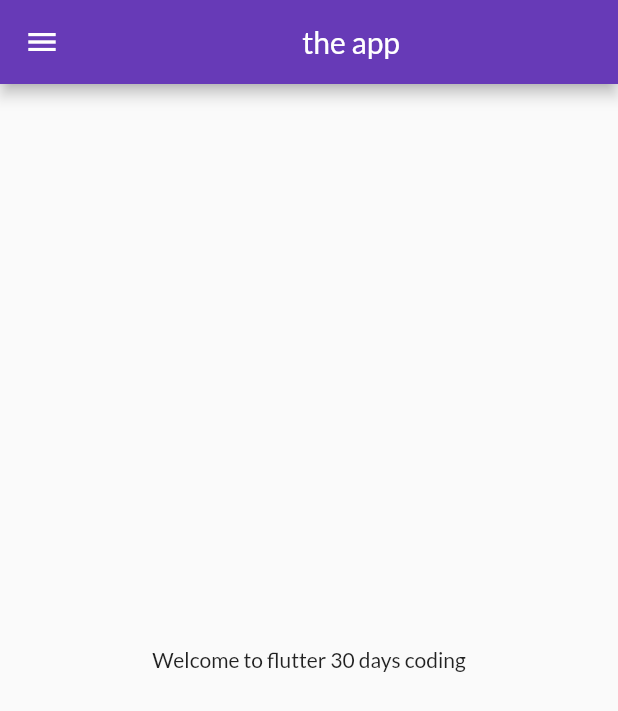
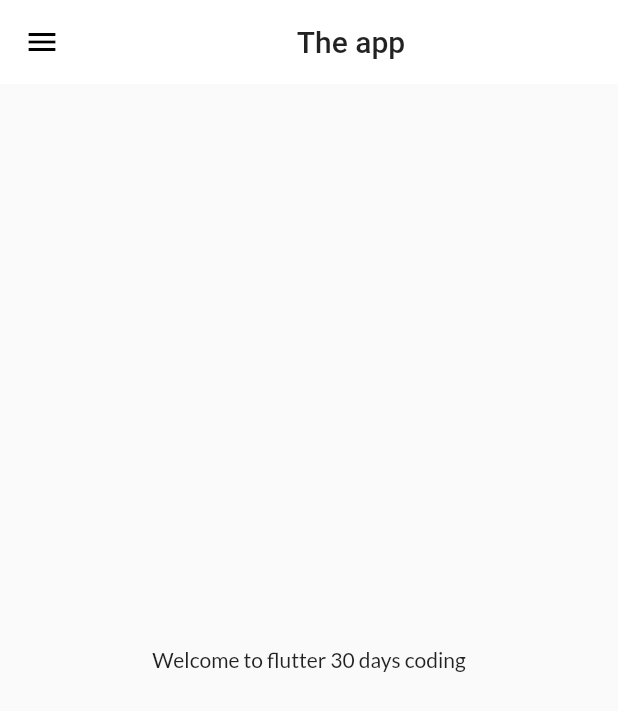
Before and after one commit to Superman005/flutter-practice, a Flutter app: the screen it shows after launch, on a phone screen of 412 x 824 dp. Shown: the top 711 px of the screen. Run offline on Flutter 3.47's test engine with Material 2 defaults, Android fonts, the phone set to English and light mode, and no system bars; our stand-ins replace google_fonts.

Commit message:
themes extracted

```diff
--- a/lib/main.dart
+++ b/lib/main.dart
@@ -4,6 +4,7 @@
 import 'package:practice4/pages/login_page.dart';
 
 import 'package:practice4/utils/routes.dart';
+import 'package:practice4/widgets/themes.dart';
 
 void main() {
   runApp(MyApp());
@@ -16,14 +17,8 @@
       debugShowCheckedModeBanner: false,
       // home: HomePage(),
       themeMode: ThemeMode.light,
-      theme: ThemeData(
-        primaryColor: Colors.deepPurple,
-        fontFamily: GoogleFonts.lato().fontFamily,
-      ),
-      darkTheme: ThemeData(
-        primaryColor: Colors.amberAccent,
-        // brightness: Brightness.dark,
-      ),
+      theme: MyTheme.lightTheme(context),
+      darkTheme: MyTheme.darkTheme(context),
       initialRoute: MyRoutes.homeRoute,
       routes: {
         "/": (context) => LoginPage(),
--- a/lib/pages/home_pages.dart
+++ b/lib/pages/home_pages.dart
@@ -8,8 +8,11 @@
   Widget build(BuildContext context) {
     return Scaffold(
       appBar: AppBar(
-        title: Center(child: Text("the app")),
-      ),
+          title: Center(
+        child: Text(
+          "The app",
+        ),
+      )),
       body: Center(
         child: Container(
           child: Text('Welcome to flutter $days days $name'),
--- /dev/null
+++ b/lib/widgets/themes.dart
@@ -0,0 +1,19 @@
+import 'package:flutter/material.dart';
+import 'package:google_fonts/google_fonts.dart';
+
+class MyTheme {
+  static ThemeData lightTheme(BuildContext context) => ThemeData(
+        primaryColor: Colors.deepPurple,
+        fontFamily: GoogleFonts.lato().fontFamily,
+        appBarTheme: AppBarTheme(
+            color: Colors.white,
+            elevation: 0,
+            iconTheme: IconThemeData(color: Colors.black),
+            textTheme: Theme.of(context).textTheme),
+      );
+
+  static ThemeData darkTheme(BuildContext context) => ThemeData(
+        primaryColor: Colors.amberAccent,
+        // brightness: Brightness.dark,
+      );
+}
```
